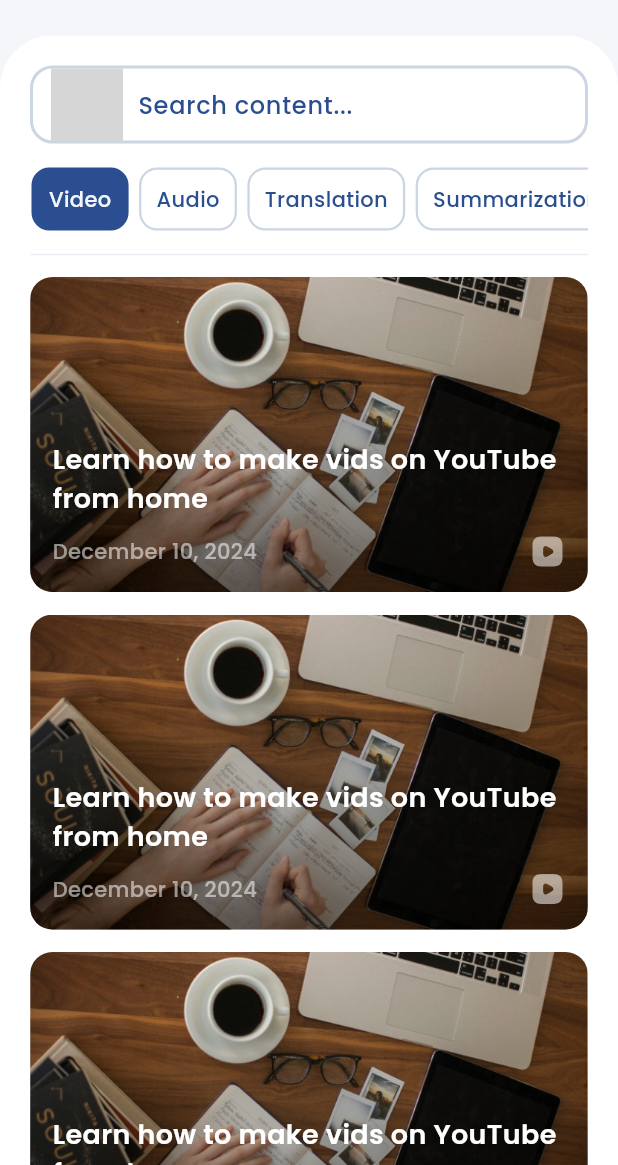
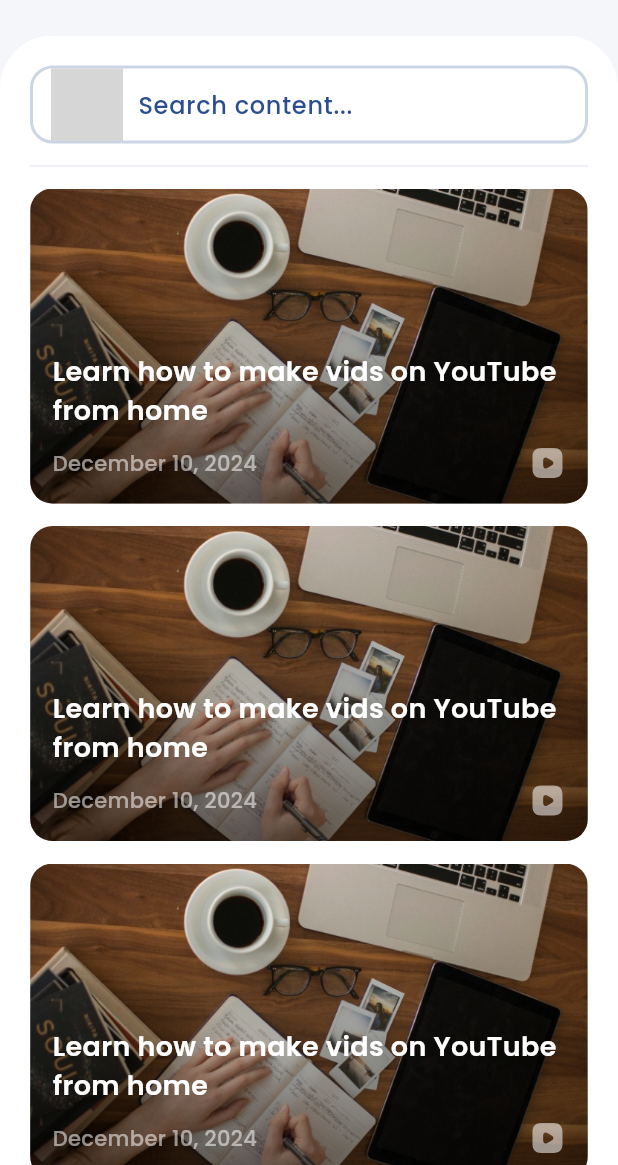
Before and after one commit to theArtistSam/Flutter-Nexus, a Flutter app: the SearchScreenn screen opened directly, on a phone screen of 412 x 824 dp, the part 71-1236 px from its top. Run offline on Flutter 3.47's test engine with Material 3 defaults, Android fonts, the phone set to English and light mode, and no system bars; drawn by our look-alikes of figma_squircle; our stand-ins replace awesome_bottom_bar, carousel_slider, flutter_svg, google_fonts; missing offline and left inert: dart:ffi; grey boxes are pictures that could not be loaded.

Commit message:
Bottom Navbar Bottom Sheets Fixed

```diff
--- a/lib/screens/search/searchScreen.dart
+++ b/lib/screens/search/searchScreen.dart
@@ -70,33 +70,33 @@
                     hintText: 'Search content...',
                     controller: TextEditingController(),
                   ),
-                  const SizedBox(
-                    height: 15,
-                  ),
-                  SizedBox(
-                    height: 44,
-                    child: ListView.separated(
-                      padding: const EdgeInsets.all(1),
-                      scrollDirection: Axis.horizontal,
-                      itemCount: filters.length, // Number of items
-                      separatorBuilder: (BuildContext context, int index) {
-                        return const SizedBox(
-                            width: 7); // Separator between items
-                      },
-                      itemBuilder: (BuildContext context, int index) {
-                        // Build each item
-                        return FilterTile(
-                          filter: filters[index],
-                          isTapped: selectedIndex == index,
-                          onTap: () {
-                            setState(() {
-                              selectedIndex = index;
-                            });
-                          },
-                        );
-                      },
-                    ),
-                  ),
+                  // const SizedBox(
+                  //   height: 15,
+                  // ),
+                  // SizedBox(
+                  //   height: 44,
+                  //   child: ListView.separated(
+                  //     padding: const EdgeInsets.all(1),
+                  //     scrollDirection: Axis.horizontal,
+                  //     itemCount: filters.length, // Number of items
+                  //     separatorBuilder: (BuildContext context, int index) {
+                  //       return const SizedBox(
+                  //           width: 7); // Separator between items
+                  //     },
+                  //     itemBuilder: (BuildContext context, int index) {
+                  //       // Build each item
+                  //       return FilterTile(
+                  //         filter: filters[index],
+                  //         isTapped: selectedIndex == index,
+                  //         onTap: () {
+                  //           setState(() {
+                  //             selectedIndex = index;
+                  //           });
+                  //         },
+                  //       );
+                  //     },
+                  //   ),
+                  // ),
                   const Divider(
                     color: NexusColors.dividerColor,
                     height: 30,
--- a/lib/utils/bottomNavbar.dart
+++ b/lib/utils/bottomNavbar.dart
@@ -27,13 +27,13 @@
   final List _pages = [
     const HomeScreen(),
     const LibraryScreen(),
-    const SizedBox(),
     Center(child: StyledText(text: 'Forum')),
-    Center(child: StyledText(text: 'Library'))
+    Center(child: StyledText(text: 'Profile'))
   ];
 
   _changeTab(int index) {
     setState(() {
+      final temp = _selectedIndex;
       _selectedIndex = index;
       if (index == 2) {
         showModalBottomSheet(
@@ -41,6 +41,7 @@
           context: context,
           builder: (context) => contentBottomSheet(),
         );
+        _selectedIndex = temp;
       }
     });
   }
--- a/lib/widgets/styledButton.dart
+++ b/lib/widgets/styledButton.dart
@@ -59,7 +59,7 @@
           onTap: onTap,
           child: SizedBox(
             child: Padding(
-              padding: const EdgeInsets.symmetric(vertical: 12.0),
+              padding: const EdgeInsets.symmetric(vertical: 10.0),
               child: Row(
                 mainAxisAlignment: MainAxisAlignment.center,
                 children: [
```
Also changed, not shown: lib/main.dart (+7 -7 lines), lib/screens/home/homeScreen.dart (+15 -1 lines), lib/utils/constants.dart (+21 -13 lines).
